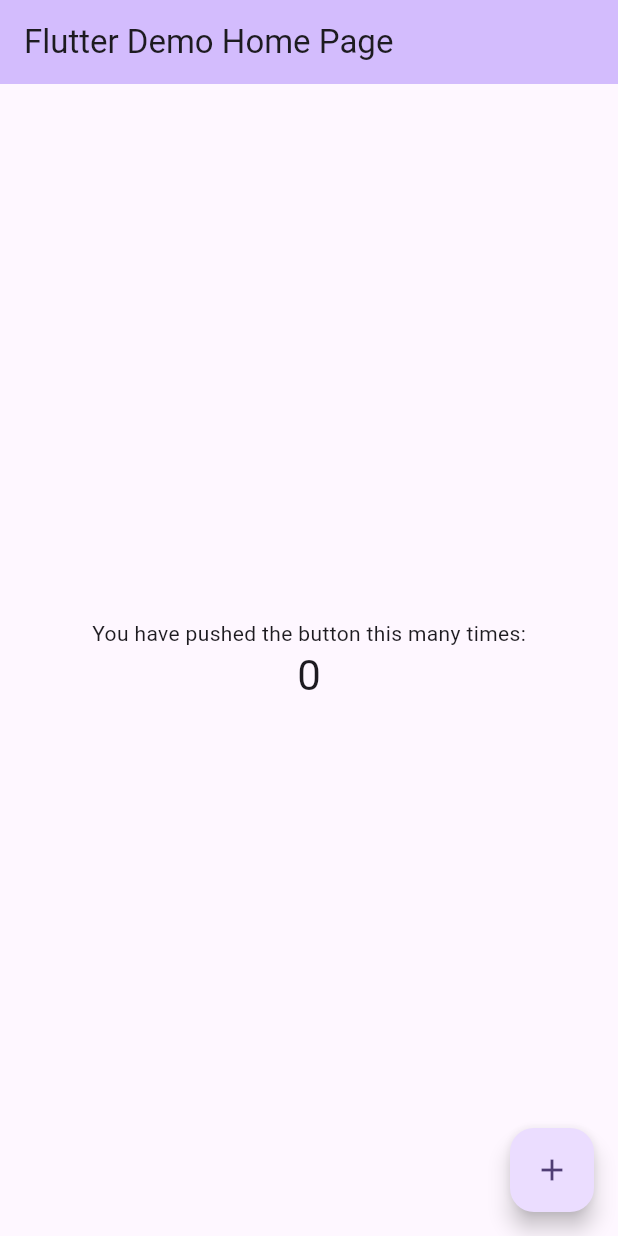
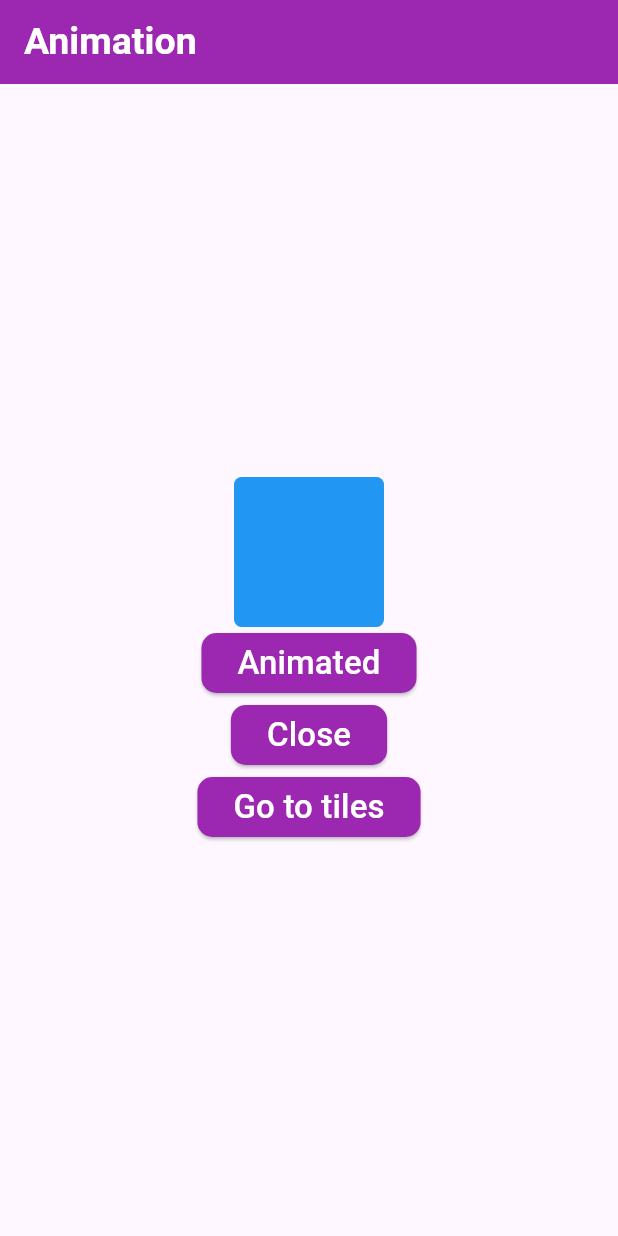
Before and after one commit to Cold-Thunder/flutter-animation, a Flutter app: the screen it shows after launch, on a phone screen of 412 x 824 dp. Run offline on Flutter 3.47's test engine with Material 3 defaults, Android fonts, the phone set to English and light mode, and no system bars; missing offline and left inert: dart:ffi.

```diff
--- /dev/null
+++ b/lib/activities/MyHomePage.dart
@@ -0,0 +1,132 @@
+import 'dart:ffi';
+
+import 'package:flutter/cupertino.dart';
+import 'package:flutter/material.dart';
+import 'package:flutter_animation/activities/Tiles.dart';
+
+class Myhomepage extends StatefulWidget{
+  @override
+  _Myhomepage createState()=>_Myhomepage();
+}
+
+class _Myhomepage extends State<Myhomepage>{
+  var _width = 100.0;
+  var _height = 100.0;
+  var _myOp = 1.0;
+  bool _tog = false;
+  bool _togOp = false;
+  Decoration myDecoration = BoxDecoration(
+    borderRadius: BorderRadius.circular(5),
+    color: Colors.blue,
+  );
+  anim(){
+    if(_tog == false) {
+      setState(() {
+        _width = 300;
+        _height = 300;
+        _tog = true;
+        myDecoration = BoxDecoration(
+          borderRadius: BorderRadius.circular(150),
+          color: Colors.red,
+        );
+      });
+    }else{
+      setState((){
+        _width= 100;
+        _height = 100;
+        _tog = false;
+        myDecoration = BoxDecoration(
+            borderRadius: BorderRadius.circular(5),
+            color: Colors.blue
+        );
+      });
+    }
+  }
+  optAnim(){
+    if(_togOp == false){
+      setState((){
+      _myOp = 0;
+      _width= 0;
+      _togOp = true;
+    });
+    }else{
+      setState((){
+        _myOp = 1;
+        _width = 100;
+        _togOp = false;
+      });
+    }
+
+  }
+  @override
+  Widget build(BuildContext context){
+    return Scaffold(
+      appBar: AppBar(
+        title:const Text('Animation', style: TextStyle(
+            fontSize: 25,
+            color: Colors.white,
+            fontWeight: FontWeight.bold
+        )),
+        backgroundColor: Colors.purple,
+      ),
+      body: SafeArea(
+        child: Center(
+          child: Column(
+            mainAxisAlignment:MainAxisAlignment.center,
+            children: [
+              AnimatedOpacity(
+                opacity: _myOp,
+                duration: Duration(seconds: 2),
+                curve: Curves.bounceOut,
+              child: AnimatedContainer(
+                height: _height,
+                width: _width,
+                curve: Curves.bounceOut,
+                decoration: myDecoration,
+                duration: Duration(seconds: 2)
+              )),
+              ElevatedButton(
+                child: const Text('Animated', style: TextStyle(fontSize: 22, color: Colors.white)),
+                style: ElevatedButton.styleFrom(
+                  backgroundColor: Colors.purple,
+                  shape: RoundedRectangleBorder(
+                    borderRadius: BorderRadius.circular(10),
+                  )
+                ),
+                onPressed: (){
+                  anim();
+                }
+              ),
+              ElevatedButton(
+                child: const Text('Close', style: TextStyle(fontSize:22, color: Colors.white)),
+                style: ElevatedButton.styleFrom(
+                  backgroundColor: Colors.purple,
+                  shape: RoundedRectangleBorder(
+                    borderRadius: BorderRadius.circular(10),
+                  )
+                ),
+                onPressed: (){
+                  optAnim();
+                }
+              ),
+              ElevatedButton(
+                child: const Text('Go to tiles', style: TextStyle(fontSize: 22, color: Colors.white)),
+                style: ElevatedButton.styleFrom(
+                  backgroundColor: Colors.purple,
+                  shape: RoundedRectangleBorder(
+                    borderRadius: BorderRadius.circular(10)
+                  )
+                ),
+                onPressed: (){
+                  Navigator.push(context,
+                  MaterialPageRoute(builder: (context)=> Tiles())
+                  );
+                }
+              )
+            ]
+          )
+        )
+      )
+    );
+  }
+}
--- a/lib/main.dart
+++ b/lib/main.dart
@@ -1,4 +1,5 @@
 import 'package:flutter/material.dart';
+import 'package:flutter_animation/activities/MyHomePage.dart';
 
 void main() {
   runApp(const MyApp());
@@ -11,115 +12,13 @@ class MyApp extends StatelessWidget {
   @override
   Widget build(BuildContext context) {
     return MaterialApp(
-      title: 'Flutter Demo',
+      title: 'Flutter Animation',
+      debugShowCheckedModeBanner: false,
       theme: ThemeData(
-        // This is the theme of your application.
-        //
-        // TRY THIS: Try running your application with "flutter run". You'll see
-        // the application has a purple toolbar. Then, without quitting the app,
-        // try changing the seedColor in the colorScheme below to Colors.green
-        // and then invoke "hot reload" (save your changes or press the "hot
-        // reload" button in a Flutter-supported IDE, or press "r" if you used
-        // the command line to start the app).
-        //
-        // Notice that the counter didn't reset back to zero; the application
-        // state is not lost during the reload. To reset the state, use hot
-        // restart instead.
-        //
-        // This works for code too, not just values: Most code changes can be
-        // tested with just a hot reload.
         colorScheme: ColorScheme.fromSeed(seedColor: Colors.deepPurple),
         useMaterial3: true,
       ),
-      home: const MyHomePage(title: 'Flutter Demo Home Page'),
+      home: Myhomepage()
     );
   }
 }
-
-class MyHomePage extends StatefulWidget {
-  const MyHomePage({super.key, required this.title});
-
-  // This widget is the home page of your application. It is stateful, meaning
-  // that it has a State object (defined below) that contains fields that affect
-  // how it looks.
-
-  // This class is the configuration for the state. It holds the values (in this
-  // case the title) provided by the parent (in this case the App widget) and
-  // used by the build method of the State. Fields in a Widget subclass are
-  // always marked "final".
-
-  final String title;
-
-  @override
-  State<MyHomePage> createState() => _MyHomePageState();
-}
-
-class _MyHomePageState extends State<MyHomePage> {
-  int _counter = 0;
-
-  void _incrementCounter() {
-    setState(() {
-      // This call to setState tells the Flutter framework that something has
-      // changed in this State, which causes it to rerun the build method below
-      // so that the display can reflect the updated values. If we changed
-      // _counter without calling setState(), then the build method would not be
-      // called again, and so nothing would appear to happen.
-      _counter++;
-    });
-  }
-
-  @override
-  Widget build(BuildContext context) {
-    // This method is rerun every time setState is called, for instance as done
-    // by the _incrementCounter method above.
-    //
-    // The Flutter framework has been optimized to make rerunning build methods
-    // fast, so that you can just rebuild anything that needs updating rather
-    // than having to individually change instances of widgets.
-    return Scaffold(
-      appBar: AppBar(
-        // TRY THIS: Try changing the color here to a specific color (to
-        // Colors.amber, perhaps?) and trigger a hot reload to see the AppBar
-        // change color while the other colors stay the same.
-        backgroundColor: Theme.of(context).colorScheme.inversePrimary,
-        // Here we take the value from the MyHomePage object that was created by
-        // the App.build method, and use it to set our appbar title.
-        title: Text(widget.title),
-      ),
-      body: Center(
-        // Center is a layout widget. It takes a single child and positions it
-        // in the middle of the parent.
-        child: Column(
-          // Column is also a layout widget. It takes a list of children and
-          // arranges them vertically. By default, it sizes itself to fit its
-          // children horizontally, and tries to be as tall as its parent.
-          //
-          // Column has various properties to control how it sizes itself and
-          // how it positions its children. Here we use mainAxisAlignment to
-          // center the children vertically; the main axis here is the vertical
-          // axis because Columns are vertical (the cross axis would be
-          // horizontal).
-          //
-          // TRY THIS: Invoke "debug painting" (choose the "Toggle Debug Paint"
-          // action in the IDE, or press "p" in the console), to see the
-          // wireframe for each widget.
-          mainAxisAlignment: MainAxisAlignment.center,
-          children: <Widget>[
-            const Text(
-              'You have pushed the button this many times:',
-            ),
-            Text(
-              '$_counter',
-              style: Theme.of(context).textTheme.headlineMedium,
-            ),
-          ],
-        ),
-      ),
-      floatingActionButton: FloatingActionButton(
-        onPressed: _incrementCounter,
-        tooltip: 'Increment',
-        child: const Icon(Icons.add),
-      ), // This trailing comma makes auto-formatting nicer for build methods.
-    );
-  }
-}
--- a/pubspec.yaml
+++ b/pubspec.yaml
@@ -59,7 +59,8 @@ flutter:
   uses-material-design: true
 
   # To add assets to your application, add an assets section, like this:
-  # assets:
+  assets:
+    - assets/images/
   #   - images/a_dot_burr.jpeg
   #   - images/a_dot_ham.jpeg
 
```
Also changed, not shown: lib/activities/Details.dart (added, +29 -0 lines), lib/activities/Tiles.dart (added, +37 -0 lines), assets/images/sunny.jpg (added).
